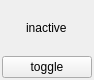
Above: shapeout2/gui/matrix_element.ui from ZELLMECHANIK-DRESDEN/ShapeOut-Qt-studies before the change. Below: the same form after it.
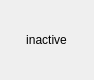
That is the form after the change.

What changed in the file:
```diff
--- a/shapeout2/gui/matrix_element.ui
+++ b/shapeout2/gui/matrix_element.ui
@@ -104,14 +104,7 @@
          <string>inactive</string>
         </property>
         <property name="alignment">
-         <set>Qt::AlignLeading|Qt::AlignLeft|Qt::AlignVCenter</set>
-        </property>
-       </widget>
-      </item>
-      <item>
-       <widget class="QPushButton" name="pushButton">
-        <property name="text">
-         <string>toggle</string>
+         <set>Qt::AlignCenter</set>
         </property>
        </widget>
       </item>
```
Left out of the diff: 5 changed lines with no effect on the pictures.
